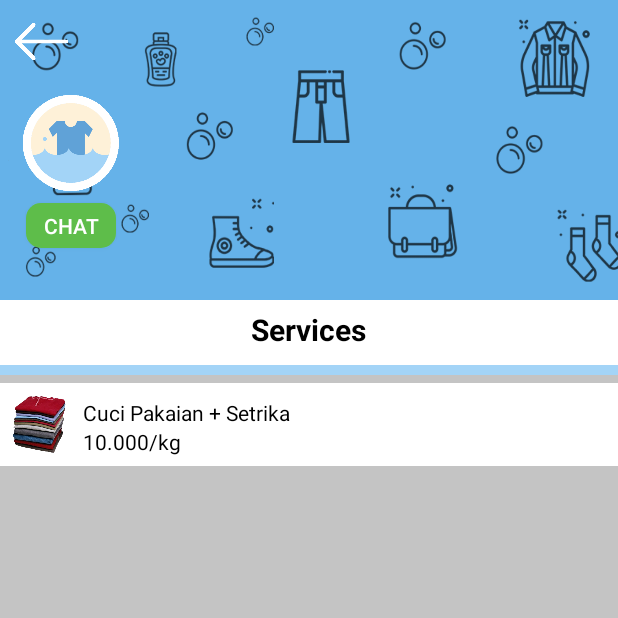
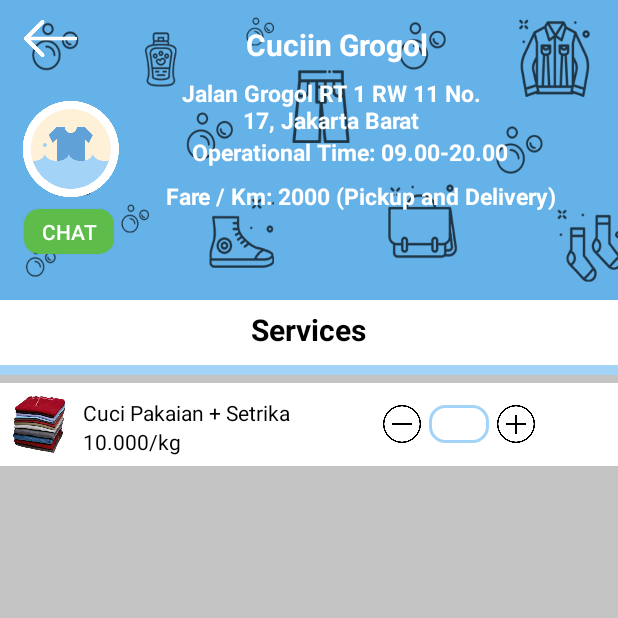
Before and after one commit to ardhiyatma09/cuci.in, an Android app: the screen it shows after launch (OutletActivity), on a phone screen of 412 x 824 dp, the top half of it. Run offline under Robolectric (Android 15) with nearby library versions, the phone set to English and light mode, and no system bars.

Commit message:
Layout Outlet v2.0

```diff
--- a/app/src/main/java/com/example/cuciinproject/activity/LoginActivity.kt
+++ b/app/src/main/java/com/example/cuciinproject/activity/LoginActivity.kt
@@ -16,6 +16,7 @@ class LoginActivity : AppCompatActivity() {
 
         toRegister = findViewById(R.id.toRegister)
 
+
         toRegister.setOnClickListener {
             startActivity(Intent(this, RegisterActivity::class.java))
         }
--- a/app/src/main/res/layout/outlet_activity.xml
+++ b/app/src/main/res/layout/outlet_activity.xml
@@ -1,33 +1,95 @@
 <?xml version="1.0" encoding="utf-8"?>
 <RelativeLayout xmlns:android="http://schemas.android.com/apk/res/android"
+                xmlns:app="http://schemas.android.com/apk/res-auto"
                 android:id="@+id/ll_relative"
                 android:layout_width="match_parent"
                 android:layout_height="match_parent"
                 android:background="#C4C4C4">
-    <LinearLayout
+
+    <android.support.constraint.ConstraintLayout
             android:background="@drawable/backgroundbanner"
             android:orientation="vertical"
             android:layout_width="match_parent"
             android:id="@+id/ll_banner"
             android:layout_height="@dimen/identity_outlet">
         <ImageView
-                android:layout_margin="10dp"
                 android:src="@drawable/arrowleft"
                 android:layout_width="35dp"
-                android:layout_height="35dp"/>
+                android:layout_height="35dp"
+                android:id="@+id/imageView" android:layout_marginEnd="8dp" app:layout_constraintEnd_toEndOf="parent"
+                app:layout_constraintStart_toStartOf="parent" android:layout_marginStart="8dp"
+                app:layout_constraintHorizontal_bias="0.022" android:layout_marginTop="8dp"
+                app:layout_constraintTop_toTopOf="parent"
+                app:layout_constraintVertical_bias="0.0" android:layout_marginBottom="8dp"
+                app:layout_constraintBottom_toBottomOf="parent"/>
         <ImageView
-                android:layout_marginStart="5dp"
                 android:src="@drawable/labelputih"
                 android:layout_width="80dp"
-                android:layout_height="80dp"/>
+                android:layout_height="80dp" android:layout_marginTop="16dp"
+                app:layout_constraintTop_toBottomOf="@+id/imageView" android:layout_marginEnd="8dp"
+                app:layout_constraintEnd_toEndOf="parent" app:layout_constraintStart_toStartOf="parent"
+                android:layout_marginStart="5dp" app:layout_constraintHorizontal_bias="0.0"
+                android:id="@+id/imageView2"/>
         <Button
                 android:text="chat"
                 android:textColor="@android:color/white"
                 android:background="@drawable/border_chat"
-                android:layout_marginStart="17dp"
                 android:layout_width="60dp"
-                android:layout_height="30dp"/>
-    </LinearLayout>
+                android:layout_height="30dp" android:id="@+id/button"
+                app:layout_constraintTop_toBottomOf="@+id/imageView2"
+                android:layout_marginBottom="8dp" app:layout_constraintBottom_toBottomOf="parent"
+                android:layout_marginEnd="8dp" app:layout_constraintEnd_toEndOf="parent"
+                android:layout_marginStart="8dp" app:layout_constraintStart_toStartOf="parent"
+                app:layout_constraintHorizontal_bias="0.023" app:layout_constraintVertical_bias="0.0"/>
+        <TextView
+                android:text="Cuciin Grogol"
+                android:textStyle="bold"
+                android:textColor="@android:color/white"
+                android:textSize="20sp"
+                android:layout_width="wrap_content"
+                android:layout_height="wrap_content" android:layout_marginEnd="8dp"
+                app:layout_constraintEnd_toEndOf="parent" android:layout_marginBottom="8dp"
+                app:layout_constraintBottom_toBottomOf="parent" app:layout_constraintStart_toEndOf="@+id/imageView2"
+                android:layout_marginStart="8dp" android:layout_marginTop="8dp"
+                app:layout_constraintTop_toTopOf="parent" app:layout_constraintHorizontal_bias="0.374"
+                app:layout_constraintVertical_bias="0.05" android:id="@+id/textView"/>
+        <TextView
+                android:text="Fare / Km: 2000 (Pickup and Delivery)"
+                android:textStyle="bold"
+                android:textColor="@android:color/white"
+                android:textSize="15sp"
+                android:layout_width="wrap_content"
+                android:layout_height="wrap_content"
+                android:layout_marginTop="8dp"
+                app:layout_constraintTop_toBottomOf="@+id/textView3" android:layout_marginEnd="8dp"
+                app:layout_constraintEnd_toEndOf="parent" app:layout_constraintStart_toEndOf="@+id/imageView2"
+                android:layout_marginStart="8dp" android:layout_marginBottom="8dp"
+                app:layout_constraintBottom_toBottomOf="parent" app:layout_constraintHorizontal_bias="0.344"
+                app:layout_constraintVertical_bias="0.0"/>
+        <TextView
+                android:text="Operational Time: 09.00-20.00"
+                android:textStyle="bold"
+                android:textColor="@android:color/white"
+                android:textSize="15sp"
+                android:layout_width="wrap_content"
+                android:layout_height="wrap_content"
+                app:layout_constraintTop_toBottomOf="@+id/textView2" android:layout_marginEnd="8dp"
+                app:layout_constraintEnd_toEndOf="parent" app:layout_constraintStart_toEndOf="@+id/imageView2"
+                android:layout_marginStart="8dp" app:layout_constraintHorizontal_bias="0.344"
+                android:id="@+id/textView3"/>
+        <TextView
+                android:textAlignment="center"
+                android:text="Jalan Grogol RT 1 RW 11 No. 17, Jakarta Barat"
+                android:textStyle="bold"
+                android:textColor="@android:color/white"
+                android:textSize="15sp"
+                android:layout_width="210dp"
+                android:layout_height="wrap_content"
+                app:layout_constraintTop_toBottomOf="@+id/textView" android:layout_marginEnd="8dp"
+                app:layout_constraintEnd_toEndOf="parent" android:layout_marginStart="8dp"
+                app:layout_constraintStart_toStartOf="parent" app:layout_constraintHorizontal_bias="0.579"
+                android:layout_marginTop="8dp" android:id="@+id/textView2"/>
+    </android.support.constraint.ConstraintLayout>
     <LinearLayout
             android:background="@android:color/white"
             android:id="@+id/ll_content"
@@ -64,7 +126,7 @@
                 android:layout_height="50dp"/>
         <LinearLayout
                 android:orientation="vertical"
-                android:layout_width="250dp"
+                android:layout_width="170dp"
                 android:layout_height="match_parent">
             <TextView
                     android:layout_marginTop="10dp"
@@ -81,9 +143,27 @@
                     android:layout_height="wrap_content"/>
         </LinearLayout>
         <LinearLayout
+                android:gravity="center"
                 android:orientation="horizontal"
                 android:layout_width="match_parent"
                 android:layout_height="match_parent">
+            <ImageView
+                    android:layout_marginStart="-20dp"
+                    android:layout_marginEnd="5dp"
+                    android:src="@drawable/minus"
+                    android:layout_width="25dp"
+                    android:layout_height="25dp"/>
+            <EditText
+                    android:textAlignment="center"
+                    android:textSize="12sp"
+                    android:background="@drawable/border_input_login"
+                    android:layout_width="40dp"
+                    android:layout_height="25dp"/>
+            <ImageView
+                    android:layout_marginStart="5dp"
+                    android:src="@drawable/plus"
+                    android:layout_width="25dp"
+                    android:layout_height="25dp"/>
 
         </LinearLayout>
     </LinearLayout>
```
Also changed, not shown: app/src/main/res/drawable/minus.png (added), app/src/main/res/drawable/plus.png (added).
